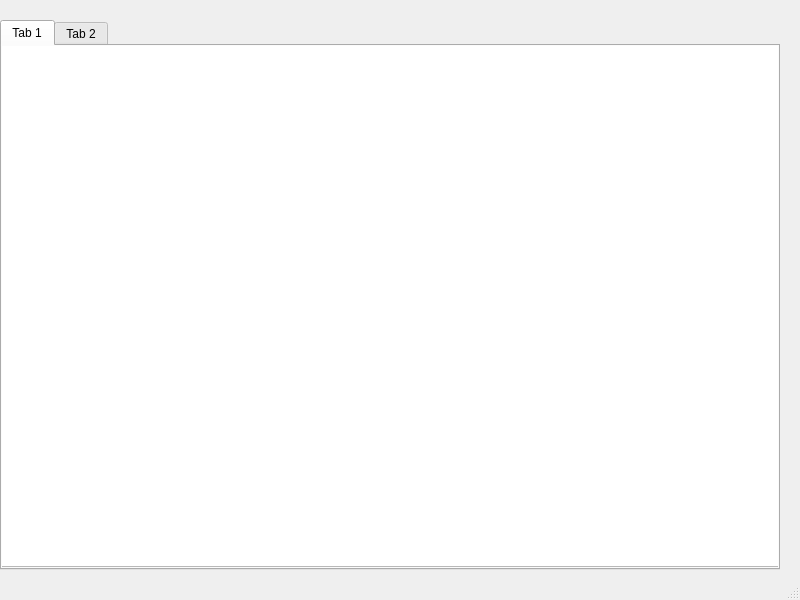
ambrosiano/python-x, file examples/mobileAppExample/appGui.ui: the form before one commit.
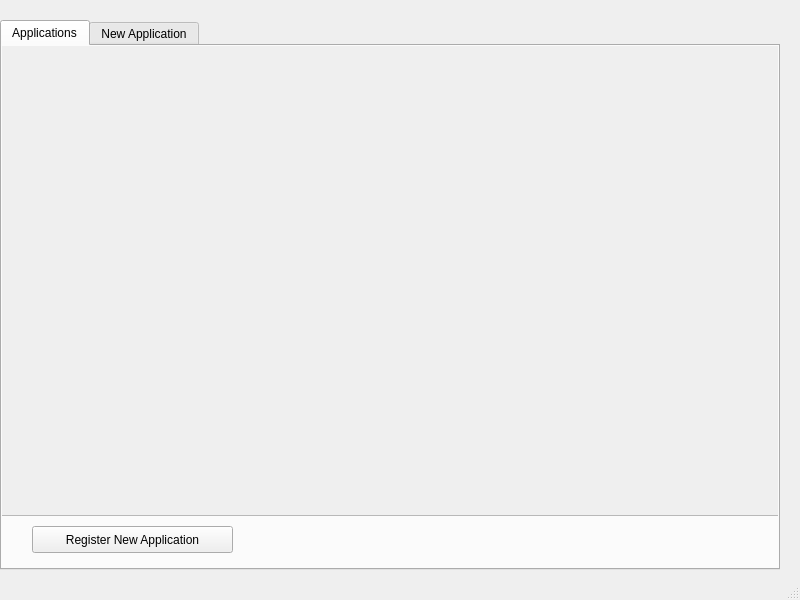
The form after the commit. The open tabs and pages were chosen to show the change.

The edit to the form file:
```diff
--- a/examples/mobileAppExample/appGui.ui
+++ b/examples/mobileAppExample/appGui.ui
@@ -28,22 +28,48 @@
     </property>
     <widget class="QWidget" name="tab">
      <attribute name="title">
-      <string>Tab 1</string>
+      <string>Applications</string>
      </attribute>
-     <widget class="QTableWidget" name="tableWidget">
+     <widget class="QScrollArea" name="scrollArea">
       <property name="geometry">
        <rect>
-        <x>-10</x>
-        <y>-10</y>
-        <width>791</width>
-        <height>531</height>
+        <x>-1</x>
+        <y>-1</y>
+        <width>781</width>
+        <height>471</height>
        </rect>
+      </property>
+      <property name="widgetResizable">
+       <bool>true</bool>
+      </property>
+      <widget class="QWidget" name="scrollAreaWidgetContents">
+       <property name="geometry">
+        <rect>
+         <x>0</x>
+         <y>0</y>
+         <width>779</width>
+         <height>469</height>
+        </rect>
+       </property>
+      </widget>
+     </widget>
+     <widget class="QPushButton" name="pushButton_2">
+      <property name="geometry">
+       <rect>
+        <x>30</x>
+        <y>480</y>
+        <width>201</width>
+        <height>27</height>
+       </rect>
+      </property>
+      <property name="text">
+       <string>Register New Application</string>
       </property>
      </widget>
     </widget>
     <widget class="QWidget" name="tab_2">
      <attribute name="title">
-      <string>Tab 2</string>
+      <string>New Application</string>
      </attribute>
      <widget class="QLabel" name="label">
       <property name="geometry">
```
Left out of the diff: 18 changed lines with no effect on the pictures.
